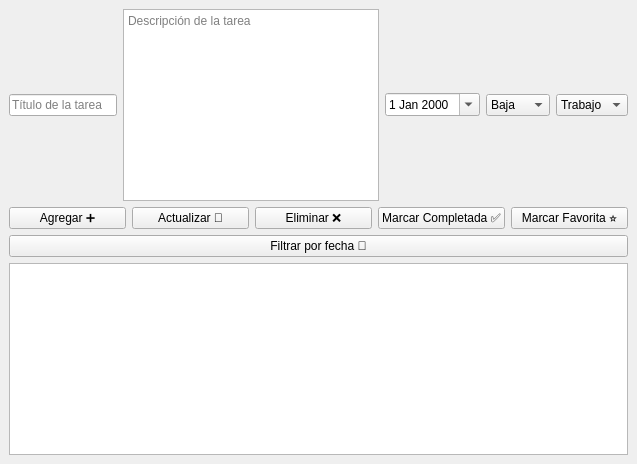
This is src/todo_app/ui/main_window.ui in MartinezJhef/ToDoList as Qt 5 draws it before an edit. The edited form follows.
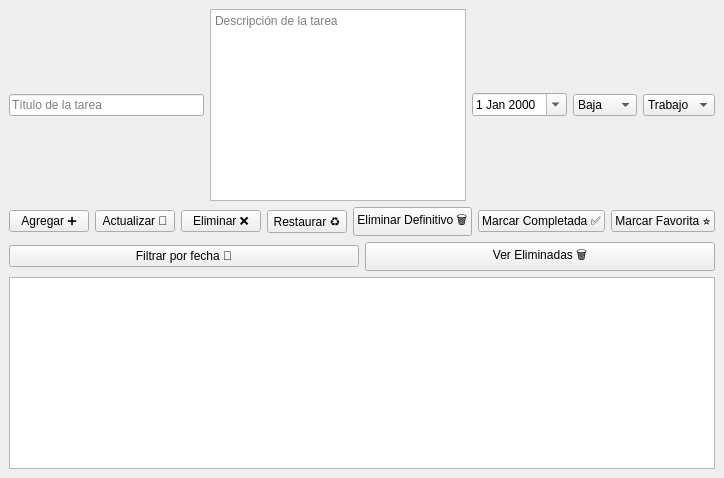
This is the edited form.

Patch:
```diff
--- a/src/todo_app/ui/main_window.ui
+++ b/src/todo_app/ui/main_window.ui
@@ -88,6 +88,20 @@
        </widget>
       </item>
 
+      <!-- Restaurar -->
+      <item>
+       <widget class="QPushButton" name="btn_restore">
+        <property name="text"><string>Restaurar ♻️</string></property>
+       </widget>
+      </item>
+
+      <!-- ✅ Nuevo botón: Eliminar definitivo -->
+      <item>
+       <widget class="QPushButton" name="btn_delete_forever">
+        <property name="text"><string>Eliminar Definitivo 🗑️</string></property>
+       </widget>
+      </item>
+
       <item>
        <widget class="QPushButton" name="btn_complete">
         <property name="text"><string>Marcar Completada ✅</string></property>
@@ -111,6 +125,14 @@
         <property name="text"><string>Filtrar por fecha 📆</string></property>
        </widget>
       </item>
+
+      <!-- Botón para ver eliminadas -->
+      <item>
+       <widget class="QPushButton" name="btn_show_deleted">
+        <property name="text"><string>Ver Eliminadas 🗑️</string></property>
+       </widget>
+      </item>
+
      </layout>
     </item>
 
```
Left out of the diff: 3 changed lines with no effect on the pictures.
